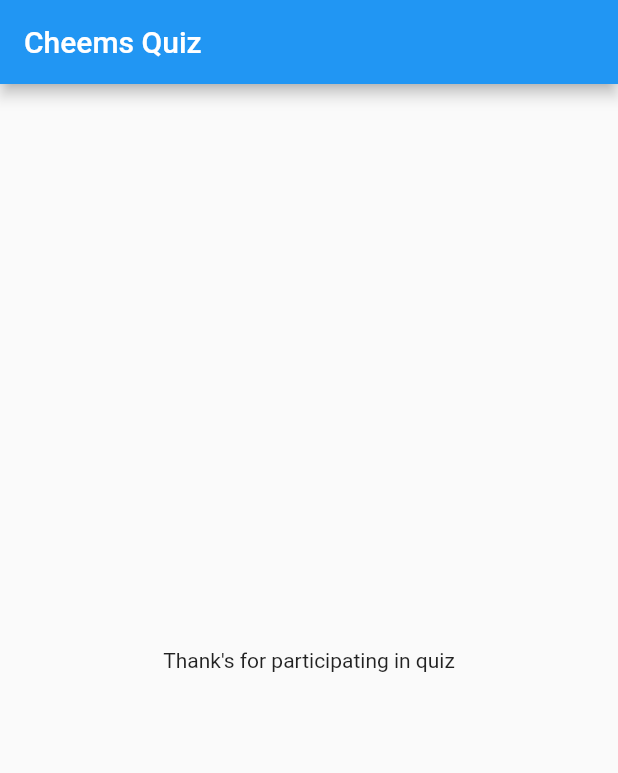
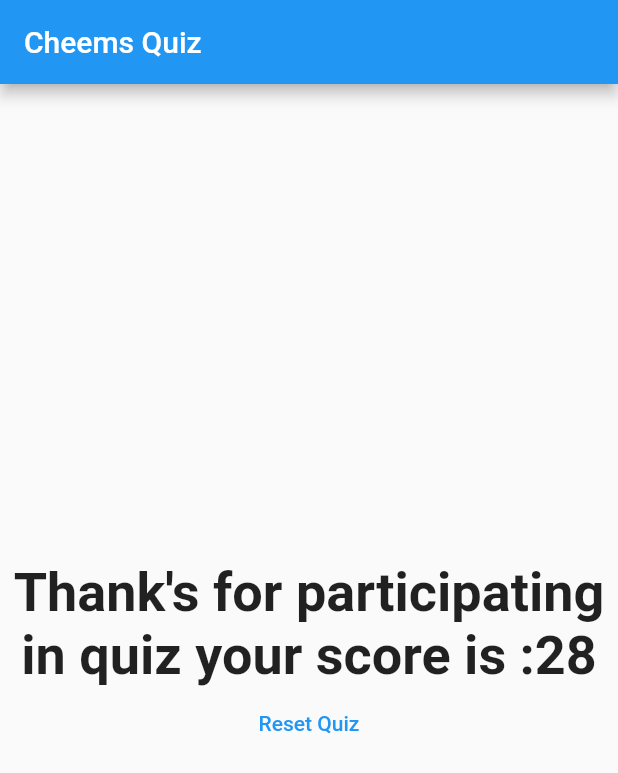
Before and after one commit to samridhav14/quizapp, a Flutter app: the screen it shows after launch, after a tap on "I love cheems", after a tap on "nmike", after a tap on "dogelina", on a phone screen of 412 x 824 dp. Shown: the top 773 px of the screen. Run offline on Flutter 3.47's test engine with Material 2 defaults, Android fonts, the phone set to English and light mode, and no system bars.

Commit message:
the last commit app completed

```diff
--- a/lib/main.dart
+++ b/lib/main.dart
@@ -22,25 +22,47 @@ class MyApp extends StatefulWidget {
 class _MyAppState extends State<MyApp> {
   //widgetname+state
   // now we cant use const directly we need to set it as final
-  final  List<Map<String, dynamic>> _questions = const[
+  final List<Map<String, dynamic>> _questions = const [
     // right now only question are there now use maps which is a key value data structure
     {
       'question': 'Who is better cheems or dogesh',
-        'answer': ['I love cheems', 'I love dogesh', 'Both are equal'],
+      'answer': [
+        {'text': 'I love cheems', 'score': 8},
+        {'text': 'I love dogesh', 'score': 6},
+        {'text': 'Both are equal', 'score': 10}
+      ],
     },
     {
       'question': 'Which company\'s shoes vimdhayak ji have?',
-        'answer': ['nmike', 'poma', 'amdibas']
+      'answer': [
+        {'text': 'nmike', 'score': 10},
+        {'text': 'poma', 'score': 6},
+        {'text': 'amdibas', 'score': 8}
+      ]
     },
     {
       'question': 'who is more beautiful',
-        'answer': ['chimki', 'dogelina', 'vimdhayak\'s wife']
+      'answer': [
+        {'text': 'chimki', 'score': 8},
+        {'text': 'dogelina', 'score': 10},
+        {'text': 'vimdhayak\'s wife', 'score': 6}
+      ]
     }
   ];
 
   var _questionIndex = 0;
-  void _ansquestion() {
+  int _totalscore = 0;
+  void _resetquiz(){
+    print(_questionIndex);
+    setState(() {
+      _questionIndex = 0;
+    _totalscore = 0;
+    });
+  }
+  void _ansquestion(int score) {
     // questions is unidentified we need to take it out of built class
+    _totalscore += score;
+
     setState(() {
       _questionIndex = _questionIndex + 1;
     });
@@ -73,16 +95,9 @@ class _MyAppState extends State<MyApp> {
           appBar: AppBar(title: const Text('Cheems Quiz')),
           /* the problem with body is it cant have multiple widgets in it there for instead of multiple text we will use a column widget which will contain a list of widgets*/
           // body: Text('this is my default setup')),
-        body:
-        _questionIndex<_questions.length ?
-        Quiz(_ansquestion,_questions,_questionIndex)
-  : Result()
-
-
-
-
-
-      ),
+          body: _questionIndex < _questions.length
+              ? Quiz(_ansquestion, _questions, _questionIndex)
+              : Result(_totalscore,_resetquiz)),
     );
   }
 }
--- a/lib/quiz.dart
+++ b/lib/quiz.dart
@@ -39,9 +39,9 @@ class Quiz extends StatelessWidget {
             // ),
             // instead of writing buttons  here we have made an seprate file for them
             // to chanse the q index as we press options we need to pass refrence of our _ansquestion to ans file
-            ...(questions[questionindex]['answer'] as List<String>)
+            ...(questions[questionindex]['answer'] as List<Map<String,Object>>)
                 .map((answer) {
-              return Answer(ansquestion, answer);
+              return Answer(()=>ansquestion(answer['score']), answer['text'].toString());
             }).toList()
 
             //Answer(_ansquestion),
--- a/lib/result.dart
+++ b/lib/result.dart
@@ -1,9 +1,27 @@
 import 'package:flutter/material.dart';
+
 class Result extends StatelessWidget {
-  const Result({super.key});
+  int score;
+   Function resethandler;
+  Result(this.score,this.resethandler);
+  String get resultPhrase {
+    String temp = 'Thank\'s for participating in quiz your score is :';
+    temp += score.toString();
+    return temp;
+  }
 
   @override
   Widget build(BuildContext context) {
-    return const Center (child: Text('Thank\'s for participating in quiz'),);
+    return Center(
+        child: Column(mainAxisAlignment: MainAxisAlignment.center, children: [
+      Text(
+        resultPhrase,
+        style: const TextStyle(fontSize: 36, fontWeight: FontWeight.bold),
+        textAlign: TextAlign.center,
+      ),
+      TextButton(
+          onPressed: () => resethandler(),
+          child: const Text('Reset Quiz'),),
+    ]));
   }
 }
```
Lines whose indentation alone changed are shown as unchanged.
